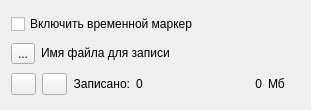
This is recorderform.ui in VorobetsRoman/ipRecorder as Qt 5 draws it before an edit. The edited form follows.
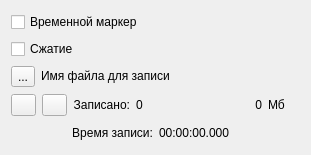
This is the edited form. Icons and pictures are not drawn.

Commit message: added display for timer & compression

```diff
--- a/recorderform.ui
+++ b/recorderform.ui
@@ -7,7 +7,7 @@
     <x>0</x>
     <y>0</y>
     <width>311</width>
-    <height>110</height>
+    <height>155</height>
    </rect>
   </property>
   <property name="windowTitle">
@@ -17,7 +17,14 @@
    <item>
     <widget class="QCheckBox" name="cbTimeMarker">
      <property name="text">
-      <string>Включить временной маркер</string>
+      <string>Временной маркер</string>
+     </property>
+    </widget>
+   </item>
+   <item>
+    <widget class="QCheckBox" name="cbCompression">
+     <property name="text">
+      <string>Сжатие</string>
      </property>
     </widget>
    </item>
@@ -157,6 +164,39 @@
      </item>
     </layout>
    </item>
+   <item>
+    <layout class="QHBoxLayout" name="horizontalLayout">
+     <item>
+      <widget class="QLabel" name="label_2">
+       <property name="maximumSize">
+        <size>
+         <width>16777215</width>
+         <height>20</height>
+        </size>
+       </property>
+       <property name="text">
+        <string>Время записи:</string>
+       </property>
+       <property name="alignment">
+        <set>Qt::AlignRight|Qt::AlignTrailing|Qt::AlignVCenter</set>
+       </property>
+      </widget>
+     </item>
+     <item>
+      <widget class="QLabel" name="lb_recTime">
+       <property name="maximumSize">
+        <size>
+         <width>16777215</width>
+         <height>20</height>
+        </size>
+       </property>
+       <property name="text">
+        <string>00:00:00.000</string>
+       </property>
+      </widget>
+     </item>
+    </layout>
+   </item>
   </layout>
  </widget>
  <resources>
```
The commit also changes 6 other files.
